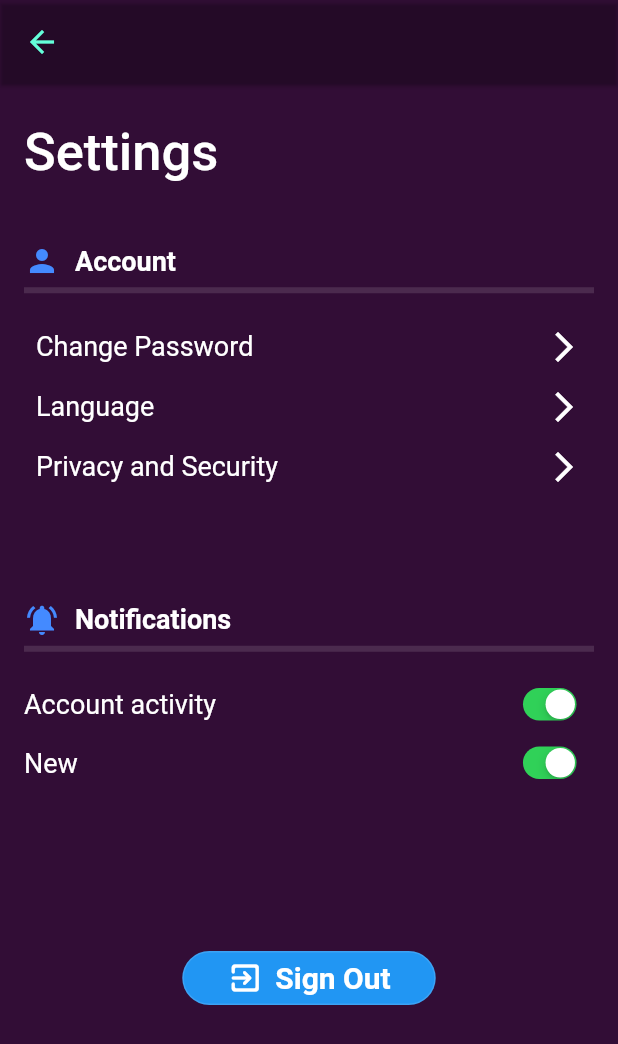
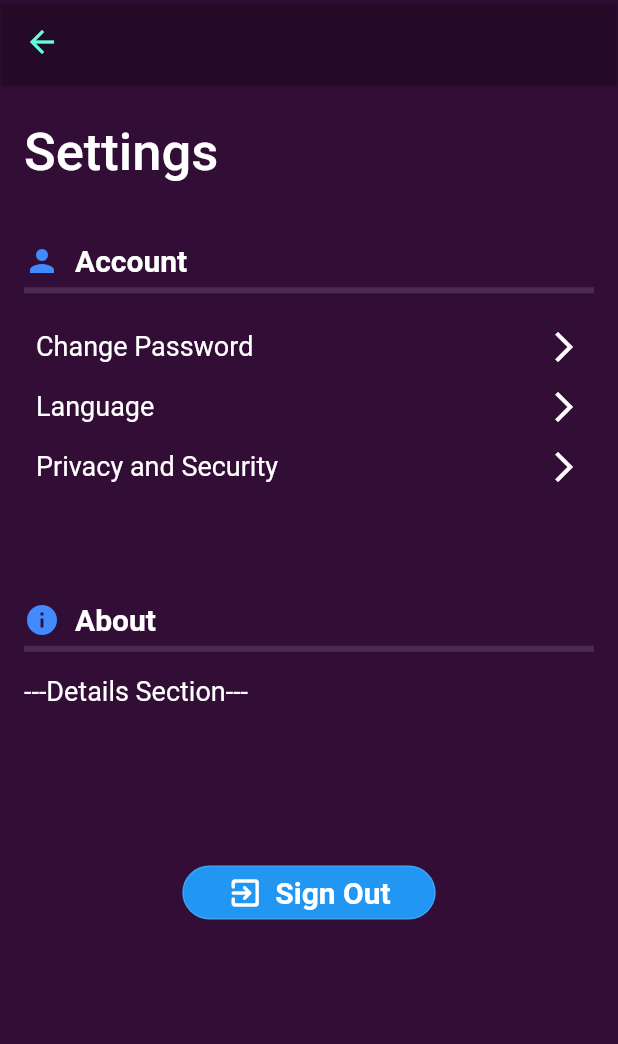
Before and after one commit to Saugat-Maharjan7/Smart-Travel-Planning, a Flutter app: the SettingsPage screen opened directly, on a phone screen of 412 x 824 dp. Shown: the top 1044 px of the screen. Run offline on Flutter 3.47's test engine with Material 2 defaults, Android fonts, the phone set to English and light mode, and no system bars; our stand-ins replace firebase_auth, firebase_core, firebase_database, flushbar, flutter_icons, flutter_signin_button and 8 more; accounts and stored records are empty.

```diff
--- a/lib/NavBarPages/settings.dart
+++ b/lib/NavBarPages/settings.dart
@@ -72,7 +72,7 @@ class _SettingsPageState extends State<SettingsPage> {
                 ),
                 Text(
                   'Account',
-                  style: TextStyle(fontSize: 18, fontWeight: FontWeight.bold),
+                  style: TextStyle(fontSize: 20, fontWeight: FontWeight.bold),
                 ),
               ],
             ),
@@ -233,15 +233,15 @@ class _SettingsPageState extends State<SettingsPage> {
             Row(
               children: [
                 Icon(
-                  Icons.notifications_active,
+                  Icons.info,
                   color: Colors.blueAccent,
                 ),
                 SizedBox(
                   width: 10,
                 ),
                 Text(
-                  'Notifications',
-                  style: TextStyle(fontSize: 18, fontWeight: FontWeight.bold),
+                  'About',
+                  style: TextStyle(fontSize: 20, fontWeight: FontWeight.bold),
                 ),
               ],
             ),
@@ -253,37 +253,13 @@ class _SettingsPageState extends State<SettingsPage> {
               height: 10,
             ),
             Row(
-              mainAxisAlignment: MainAxisAlignment.spaceBetween,
               children: [
-                Text(
-                  'Account activity',
-                  style: TextStyle(
-                    fontSize: 18,
-                  ),
-                ),
-                Transform.scale(
-                  scale: 0.7,
-                  child: CupertinoSwitch(
-                    value: true,
-                    onChanged: (bool val) {},
-                  ),
-                ),
-              ],
-            ),
-            Row(
-              mainAxisAlignment: MainAxisAlignment.spaceBetween,
-              children: [
-                Text(
-                  'New',
-                  style: TextStyle(
-                    fontSize: 18,
-                  ),
-                ),
-                Transform.scale(
-                  scale: 0.7,
-                  child: CupertinoSwitch(
-                    value: true,
-                    onChanged: (bool val) {},
+                Center(
+                  child: Text(
+                    '---Details Section---',
+                    style: TextStyle(
+                      fontSize: 18,
+                    ),
                   ),
                 ),
               ],
```
